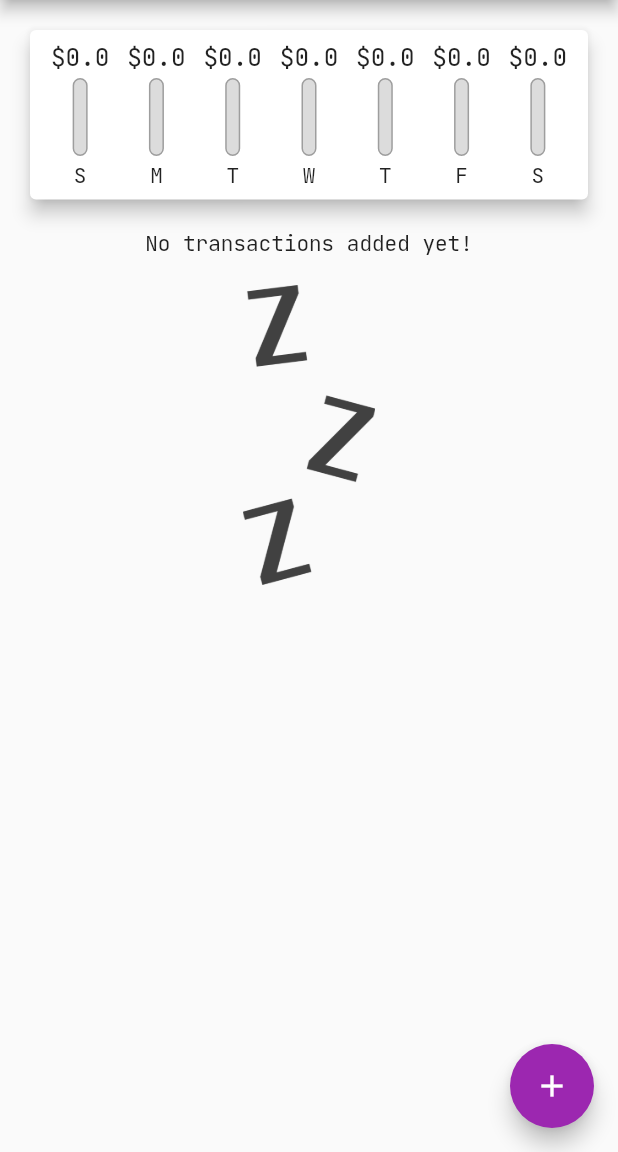
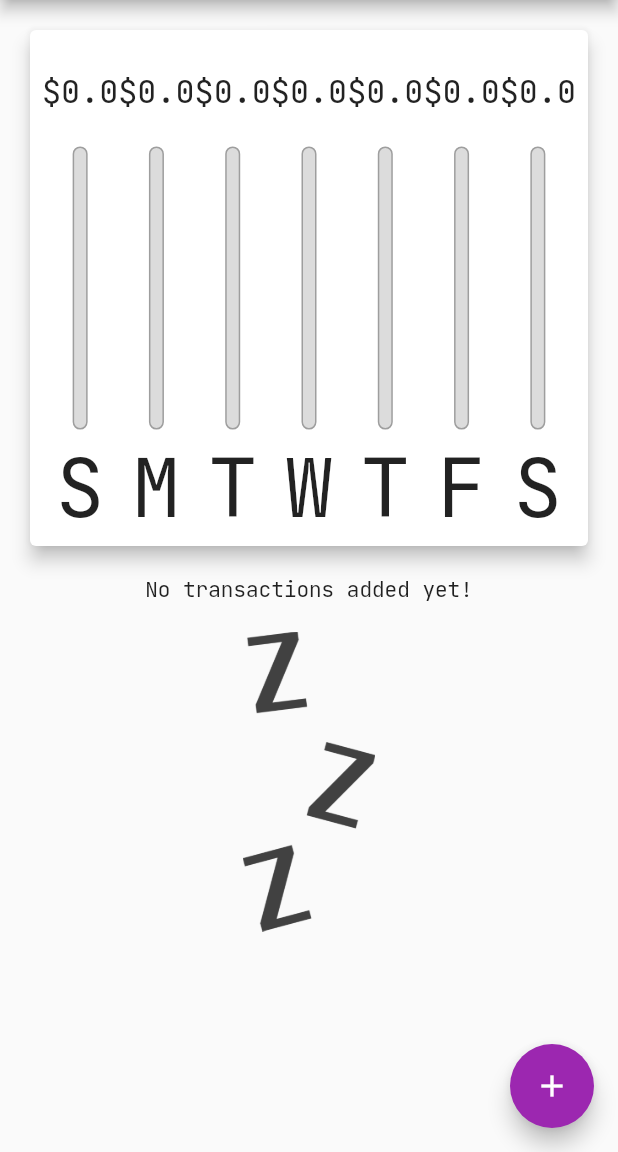
Before and after one commit to ituxka/personal_expenses, a Flutter app: the screen it shows after launch, on a phone screen of 412 x 824 dp, the part 84-1236 px from its top. Run offline on Flutter 3.47's test engine with Material 2 defaults, Android fonts, the phone set to English and light mode, and no system bars; our stand-ins replace date_format.

Commit message:
feat: add responsivness

```diff
--- a/lib/widgets/chart/chart_bar.dart
+++ b/lib/widgets/chart/chart_bar.dart
@@ -13,10 +13,12 @@ class ChartBar extends StatelessWidget {
 
   @override
   Widget build(BuildContext context) {
+    return LayoutBuilder(
+      builder: (BuildContext _, BoxConstraints constraints) {
         return Column(
           children: <Widget>[
             Container(
-          height: 20,
+              height: constraints.maxHeight * 0.2,
               child: FittedBox(
                 child: Text(
                   '\$${spendingAmount.toStringAsFixed(1)}',
@@ -27,7 +29,7 @@ class ChartBar extends StatelessWidget {
             Container(
               padding: EdgeInsets.symmetric(vertical: 4),
               width: 10,
-          height: 60,
+              height: constraints.maxHeight * 0.6,
               child: Stack(
                 children: <Widget>[
                   barBase,
@@ -38,8 +40,15 @@ class ChartBar extends StatelessWidget {
                 ],
               ),
             ),
-        Text(label),
+            Container(
+              height: constraints.maxHeight * 0.2,
+              child: FittedBox(
+                child: Text(label),
+              ),
+            ),
           ],
+        );
+      },
     );
   }
 }
--- a/lib/widgets/transactions/user_transactions.dart
+++ b/lib/widgets/transactions/user_transactions.dart
@@ -2,15 +2,38 @@ import 'package:flutter/material.dart';
 import 'package:personal_expenses/widgets/chart/chart.dart';
 import 'package:personal_expenses/widgets/transactions/transaction_list.dart';
 
-class UserTxs extends StatelessWidget {
+class UserTxs extends StatefulWidget {
+  @override
+  _UserTxsState createState() => _UserTxsState();
+}
+
+class _UserTxsState extends State<UserTxs> {
+  bool _showChart = false;
+
+  void _onToggleChart(bool value) {
+    setState(() => _showChart = value);
+  }
+
   @override
   Widget build(BuildContext context) {
+    final orientation = MediaQuery.of(context).orientation;
+    final isLandscape = orientation == Orientation.landscape;
+
     return Column(
       children: <Widget>[
-        Chart(),
-        Expanded(
-          child: TxList(),
-        ),
+        if (isLandscape)
+          Row(
+            mainAxisAlignment: MainAxisAlignment.center,
+            children: <Widget>[
+              Text('Show chart'),
+              Switch.adaptive(
+                onChanged: _onToggleChart,
+                value: _showChart,
+              ),
+            ],
+          ),
+        if (_showChart || !isLandscape) Expanded(child: Chart()),
+        if (!_showChart || !isLandscape) Expanded(child: TxList()),
       ],
     );
   }
--- a/pubspec.yaml
+++ b/pubspec.yaml
@@ -14,7 +14,7 @@ description: A new Flutter application.
 version: 1.0.0+1
 
 environment:
-  sdk: ">=2.1.0 <3.0.0"
+  sdk: ">=2.3.0 <3.0.0"
 
 dependencies:
   flutter:
```
Lines whose indentation alone changed are shown as unchanged.
